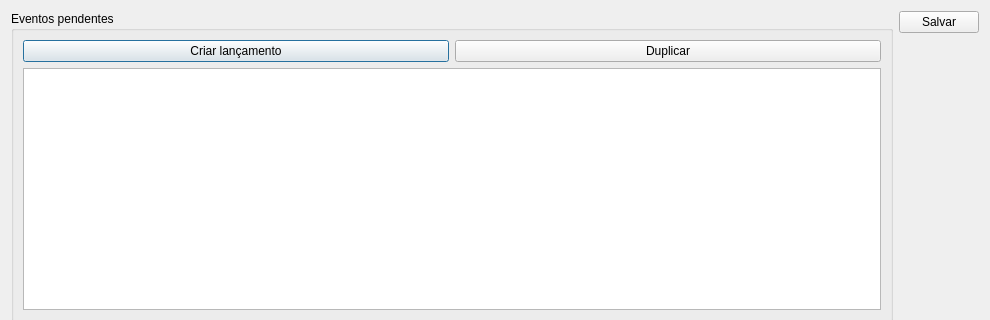
First picture: the form in ui/contas.ui, repository darktorres/ERP-STACCATO, before the edit; both pictures show x 0 to 990 and y 0 to 320 of the 990 by 661 pixel window.
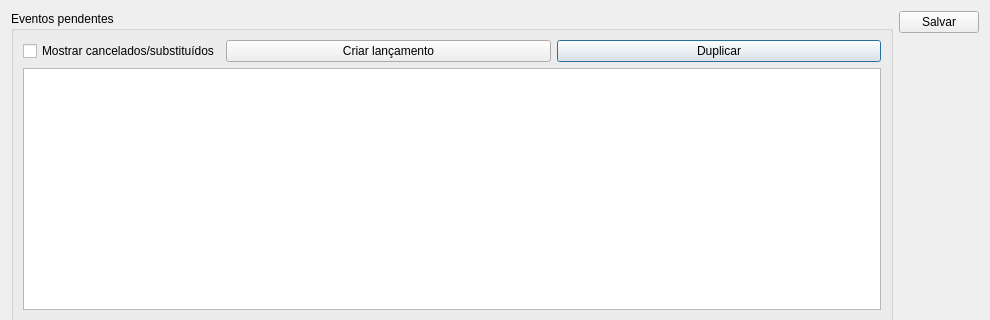
Second picture: the form after the edit. Custom widgets are drawn as their Qt base class.

Commit message: Permitir ver e alterar pagamentos cancelados

The edit to the form file:
```diff
--- a/ui/contas.ui
+++ b/ui/contas.ui
@@ -47,20 +47,33 @@
      <layout class="QGridLayout" name="gridLayout_5">
       <item row="0" column="0">
        <layout class="QGridLayout" name="gridLayout">
-        <item row="0" column="0">
-         <widget class="QPushButton" name="pushButtonCriarLancamento">
-          <property name="text">
-           <string>Criar lançamento</string>
-          </property>
-         </widget>
-        </item>
-        <item row="0" column="1">
+        <item row="0" column="2">
          <widget class="QPushButton" name="pushButtonDuplicarLancamento">
           <property name="text">
            <string>Duplicar</string>
           </property>
          </widget>
         </item>
+        <item row="0" column="1">
+         <widget class="QPushButton" name="pushButtonCriarLancamento">
+          <property name="text">
+           <string>Criar lançamento</string>
+          </property>
+         </widget>
+        </item>
+        <item row="0" column="0">
+         <widget class="QCheckBox" name="checkBoxMostrarCancelados">
+          <property name="sizePolicy">
+           <sizepolicy hsizetype="Maximum" vsizetype="Fixed">
+            <horstretch>0</horstretch>
+            <verstretch>0</verstretch>
+           </sizepolicy>
+          </property>
+          <property name="text">
+           <string>Mostrar cancelados/substituídos</string>
+          </property>
+         </widget>
+        </item>
        </layout>
       </item>
       <item row="1" column="0">
```
The commit also changes 2 other files.
